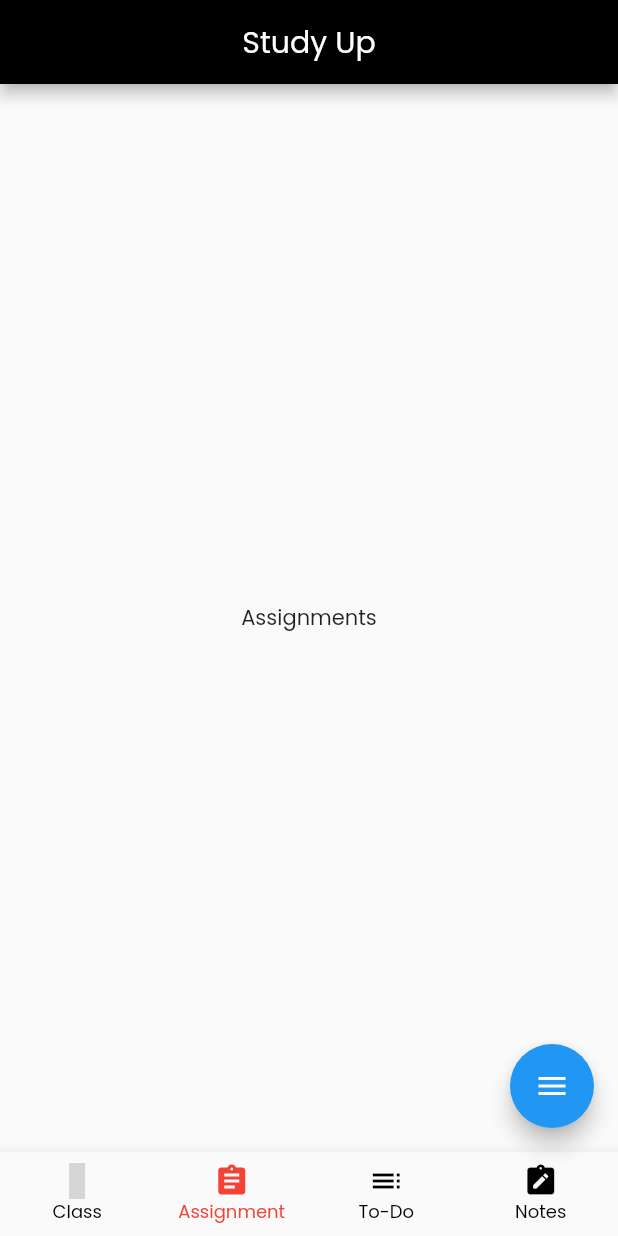
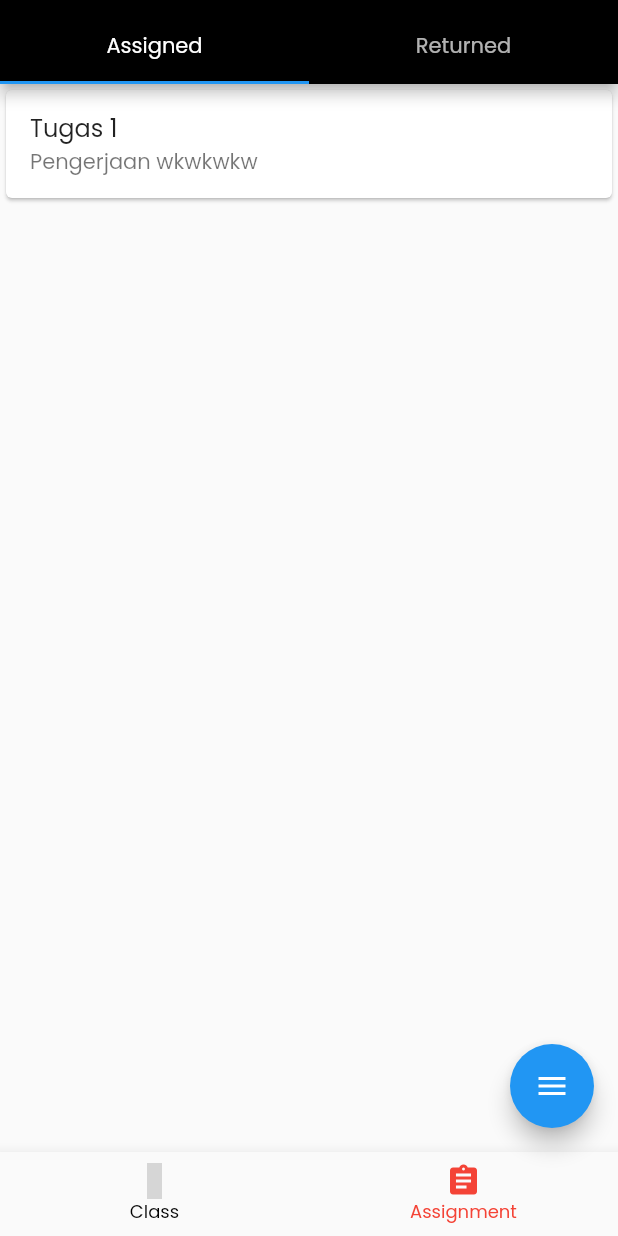
Before and after one commit to adanngrha/study_up, a Flutter app: the screen it shows after launch, item 2 of the bottom bar chosen, on a phone screen of 412 x 824 dp. Run offline on Flutter 3.47's test engine with Material 2 defaults, Android fonts, the phone set to English and light mode, and no system bars; drawn by our look-alikes of flutter_speed_dial; statements that could not run were skipped; grey boxes are pictures that could not be loaded.

Commit message:
assigment app bar, assigment screen on process

```diff
--- /dev/null
+++ b/lib/appbar.dart
@@ -0,0 +1,41 @@
+import 'package:flutter/material.dart';
+
+class ClassAppBar extends StatelessWidget implements PreferredSizeWidget {
+  const ClassAppBar({Key? key}) : super(key: key);
+
+  @override
+  Widget build(BuildContext context) {
+    return PreferredSize(
+      preferredSize: const Size.fromHeight(100),
+      child: AppBar(
+        centerTitle: true,
+        title: const Text('Classes'),
+        backgroundColor: Colors.black,
+      ),
+    );
+  }
+
+  @override
+  Size get preferredSize => Size.fromHeight(kToolbarHeight);
+}
+
+class AssigmentAppBar extends StatelessWidget implements PreferredSizeWidget {
+  const AssigmentAppBar({Key? key}) : super(key: key);
+
+  @override
+  Widget build(BuildContext context) {
+    return AppBar(
+      centerTitle: true,
+      backgroundColor: Colors.black,
+      bottom: TabBar(
+        tabs: [
+          Tab(text: 'Assigned'),
+          Tab(text: 'Returned')
+          ]
+          ),
+    );
+  }
+
+  @override
+  Size get preferredSize => Size.fromHeight(kToolbarHeight);
+}
--- a/lib/bottom_nav.dart
+++ b/lib/bottom_nav.dart
@@ -21,14 +21,6 @@ class BottomNavigation extends StatelessWidget {
           icon: Icon(Icons.assignment),
           label: 'Assignment',
         ),
-        BottomNavigationBarItem(
-          icon: Icon(Icons.toc_outlined),
-          label: 'To-Do',
-        ),
-        BottomNavigationBarItem(
-          icon: Icon(Icons.note_alt_rounded),
-          label: 'Notes',
-        )
       ],
       currentIndex: selectedIndex,
       onTap: onClicked,
--- a/lib/home.dart
+++ b/lib/home.dart
@@ -1,11 +1,9 @@
 import 'package:flutter/material.dart';
 import 'package:flutter_speed_dial/flutter_speed_dial.dart';
-import 'package:study_up/screens/profile.dart';
+import 'package:study_up/appbar.dart';
 import 'bottom_nav.dart';
 import 'screens/class/class.dart';
-import 'screens/assignment.dart';
-import 'screens/todo.dart';
-import 'screens/notes.dart';
+import 'screens/assignment/assignment.dart';
 
 class Home extends StatefulWidget {
   const Home({Key? key}) : super(key: key);
@@ -17,12 +15,11 @@ class Home extends StatefulWidget {
 class _HomeState extends State<Home> {
   int selectedIndex = 0;
 
+  List appBar = [ClassAppBar(), AssigmentAppBar()];
+
   List screens = [
     const ClassScreen(),
     const AssignmentScreen(),
-    const ToDoScreen(),
-    const NotesScreen(),
-    const ProfileScreen()
   ];
 
   void onClicked(int index) {
@@ -33,12 +30,10 @@ class _HomeState extends State<Home> {
 
   @override
   Widget build(BuildContext context) {
-    return Scaffold(
-      appBar: AppBar(
-        centerTitle: true,
-        title: const Text('Study Up'),
-        backgroundColor: Colors.black,
-      ),
+    return DefaultTabController(
+      length: 2,
+      child: Scaffold(
+        appBar: appBar.elementAt(selectedIndex),
         body: screens.elementAt(selectedIndex),
         bottomNavigationBar: BottomNavigation(
           selectedIndex: selectedIndex,
@@ -58,6 +53,7 @@ class _HomeState extends State<Home> {
             ),
           ],
         ),
+      ),
     );
   }
 }
--- a/lib/screens/assignment.dart
+++ /dev/null
@@ -1,17 +0,0 @@
-import 'package:flutter/material.dart';
-
-class AssignmentScreen extends StatefulWidget {
-  const AssignmentScreen({Key? key}) : super(key: key);
-
-  @override
-  State<AssignmentScreen> createState() => _AssignmentScreenState();
-}
-
-class _AssignmentScreenState extends State<AssignmentScreen> {
-  @override
-  Widget build(BuildContext context) {
-    return const Center(
-      child: Text('Assignments'),
-    );
-  }
-}
--- /dev/null
+++ b/lib/screens/assignment/assignment.dart
@@ -0,0 +1,33 @@
+import 'package:flutter/material.dart';
+
+class AssignmentScreen extends StatefulWidget {
+  const AssignmentScreen({Key? key}) : super(key: key);
+
+  @override
+  State<AssignmentScreen> createState() => _AssignmentScreenState();
+}
+
+class _AssignmentScreenState extends State<AssignmentScreen> {
+  @override
+  Widget build(BuildContext context) {
+    return TabBarView(
+      children: [
+        Center(
+          child: ListView(
+            children: [
+              Card(
+                child: ListTile(
+                  title: Text('Tugas 1'),
+                  subtitle: Text('Pengerjaan wkwkwkw'),
+                ),
+              ),
+            ],
+          ),
+        ),
+        Center(
+          child: Text('Screen 2'),
+        ),
+      ],
+    );
+  }
+}
```
Also changed, not shown: lib/model/event.dart (deleted, +0 -42 lines), lib/screens/class/detail_class.dart (+8 -7 lines), lib/screens/event.dart (deleted, +0 -40 lines), lib/screens/notes.dart (deleted, +0 -17 lines), lib/screens/profile.dart (deleted, +0 -12 lines), lib/screens/todo.dart (deleted, +0 -17 lines). Lines whose indentation alone changed are shown as unchanged.
